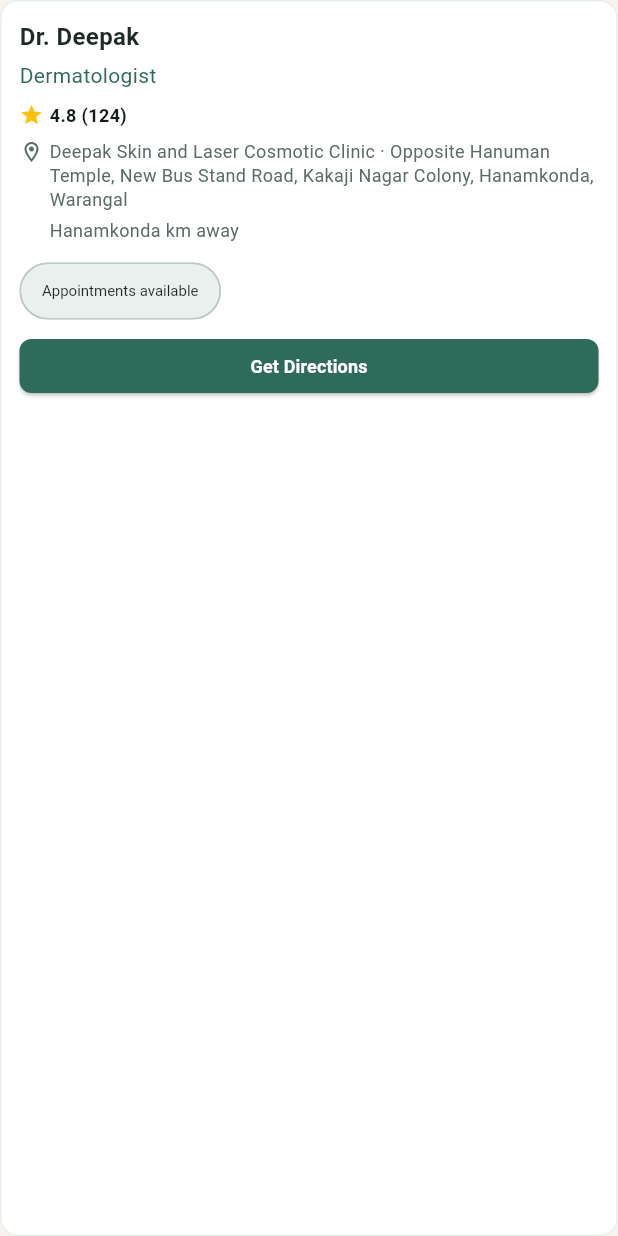
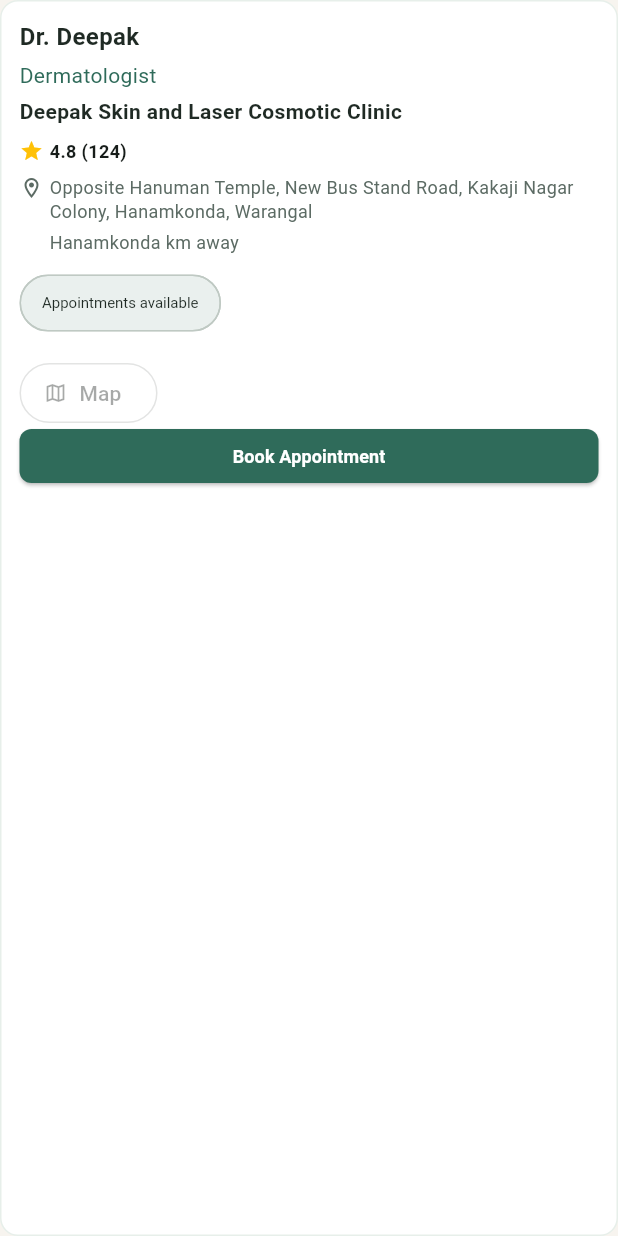
Before and after one commit to Mohammed-Fawaz-Ali/DermaLens, a Flutter app: the DoctorCard widget shown alone on an empty page, opened directly with sample values from the repository, on a phone screen of 412 x 824 dp. Run offline on Flutter 3.47's test engine with Material 3 defaults, Android fonts, the phone set to English and light mode, and no system bars; our stand-ins replace image_picker, permission_handler, shared_preferences; missing offline and left inert: onnxruntime; accounts and stored records are empty.

Commit message:
fixed doctor card

```diff
--- a/lib/widgets/doctor_card.dart
+++ b/lib/widgets/doctor_card.dart
@@ -9,32 +9,18 @@
 
   const DoctorCard({Key? key, required this.doctor}) : super(key: key);
 
-  /// Prefer one place name so hospital isn't printed twice.
-  String get _placeLabel {
-    final clinic = doctor.clinic.trim();
-    final location = doctor.location.trim();
-    if (clinic.isEmpty) return location;
-    if (location.isEmpty) return clinic;
-    // Same or location already contains clinic → show once
-    if (clinic.toLowerCase() == location.toLowerCase() ||
-        location.toLowerCase().contains(clinic.toLowerCase()) ||
-        clinic.toLowerCase().contains(location.toLowerCase())) {
-      return location.length >= clinic.length ? location : clinic;
-    }
-    return '$clinic · $location';
-  }
-
   @override
   Widget build(BuildContext context) {
-    final place = _placeLabel;
-
     return Container(
       decoration: BoxDecoration(
         color: AppColors.surface,
         borderRadius: BorderRadius.circular(12),
         border: Border.all(color: AppColors.chip, width: 1),
       ),
-      child: Padding(
+      child: Column(
+        crossAxisAlignment: CrossAxisAlignment.start,
+        children: [
+          Padding(
             padding: const EdgeInsets.all(12.0),
             child: Column(
               crossAxisAlignment: CrossAxisAlignment.start,
@@ -50,10 +36,19 @@
                 const SizedBox(height: 4),
                 Text(
                   doctor.specialty,
-              style: const TextStyle(fontSize: 14, color: AppColors.primary),
+                  style: TextStyle(fontSize: 14, color: AppColors.primary),
                 ),
-            if (doctor.rating > 0) ...[
+                const SizedBox(height: 4),
+                Text(
+                  doctor.clinic,
+                  style: const TextStyle(
+                    fontSize: 14,
+                    fontWeight: FontWeight.w600,
+                    color: AppColors.text,
+                  ),
+                ),
                 const SizedBox(height: 8),
+                if (doctor.rating > 0)
                   Row(
                     children: [
                       const Icon(Icons.star, size: 16, color: Colors.amber),
@@ -67,8 +62,6 @@
                       ),
                     ],
                   ),
-            ],
-            if (place.isNotEmpty) ...[
                 const SizedBox(height: 8),
                 Row(
                   crossAxisAlignment: CrossAxisAlignment.start,
@@ -81,7 +74,7 @@
                     const SizedBox(width: 4),
                     Expanded(
                       child: Text(
-                      place,
+                        doctor.location,
                         style: const TextStyle(
                           fontSize: 12,
                           color: AppColors.muted,
@@ -91,12 +84,10 @@
                     ),
                   ],
                 ),
-            ],
-            if (doctor.distance.isNotEmpty && doctor.distance != '0.0')
-              const SizedBox(height: 4),
+                // Show distance if available
                 if (doctor.distance.isNotEmpty && doctor.distance != '0.0')
                   Padding(
-                padding: const EdgeInsets.only(left: 20.0),
+                    padding: const EdgeInsets.only(left: 20.0, top: 4.0),
                     child: Text(
                       '${doctor.distance} km away',
                       style: const TextStyle(
@@ -105,7 +96,6 @@
                       ),
                     ),
                   ),
-            if (doctor.availability.isNotEmpty) ...[
                 const SizedBox(height: 8),
                 Chip(
                   label: Text(
@@ -118,13 +108,56 @@
                     vertical: 2.0,
                   ),
                 ),
+                if (doctor.phone.isNotEmpty || doctor.website.isNotEmpty)
+                  Padding(
+                    padding: const EdgeInsets.only(top: 4),
+                    child: Text(
+                      [
+                        if (doctor.phone.isNotEmpty) doctor.phone,
+                        if (doctor.website.isNotEmpty) doctor.website,
+                      ].join(' | '),
+                      maxLines: 2,
+                      overflow: TextOverflow.ellipsis,
+                      style: const TextStyle(
+                        fontSize: 12,
+                        color: AppColors.muted,
+                      ),
+                    ),
+                  ),
+                const SizedBox(height: 12),
+                Wrap(
+                  spacing: 8,
+                  runSpacing: 8,
+                  children: [
+                    if (doctor.website.isNotEmpty)
+                      OutlinedButton.icon(
+                        onPressed: () => _openUrl(context, doctor.website),
+                        icon: const Icon(Icons.language, size: 16),
+                        label: const Text('Website'),
+                      ),
+                    OutlinedButton.icon(
+                      onPressed: doctor.mapUrl.isEmpty
+                          ? null
+                          : () => _openUrl(context, doctor.mapUrl),
+                      icon: const Icon(Icons.map_outlined, size: 16),
+                      label: const Text('Map'),
+                    ),
                   ],
-            const SizedBox(height: 8),
+                ),
                 SizedBox(
                   width: double.infinity,
                   height: 36,
                   child: ElevatedButton(
-                onPressed: () => _openDirections(context),
+                    onPressed: () {
+                      ScaffoldMessenger.of(context).showSnackBar(
+                        SnackBar(
+                          content: Text(
+                            'Appointment request started for ${doctor.name}',
+                          ),
+                          backgroundColor: AppColors.primary,
+                        ),
+                      );
+                    },
                     style: ElevatedButton.styleFrom(
                       backgroundColor: AppColors.primary,
                       foregroundColor: Colors.white,
@@ -133,7 +166,7 @@
                       ),
                     ),
                     child: const Text(
-                  'Get Directions',
+                      'Book Appointment',
                       style: TextStyle(
                         fontSize: 12,
                         fontWeight: FontWeight.bold,
@@ -144,21 +177,9 @@
               ],
             ),
           ),
+        ],
+      ),
     );
-  }
-
-  Future<void> _openDirections(BuildContext context) async {
-    // Prefer maps; fall back to website only if no map URL
-    final target = doctor.mapUrl.isNotEmpty
-        ? doctor.mapUrl
-        : (doctor.website.isNotEmpty ? doctor.website : '');
-    if (target.isEmpty) {
-      ScaffoldMessenger.of(context).showSnackBar(
-        const SnackBar(content: Text('No directions available.')),
-      );
-      return;
-    }
-    await _openUrl(context, target);
   }
 
   Future<void> _openUrl(BuildContext context, String value) async {
```
Lines whose indentation alone changed are shown as unchanged.
